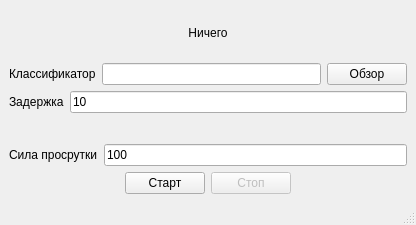
Old version of the form mainwindow.ui in the repository parchoc/BallScroll.
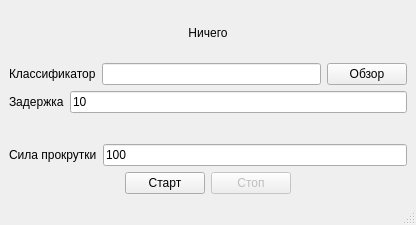
New version of the form.

```diff
--- a/mainwindow.ui
+++ b/mainwindow.ui
@@ -69,7 +69,7 @@
       <item>
        <widget class="QLabel" name="label_3">
         <property name="text">
-         <string>Сила просрутки</string>
+         <string>Сила прокрутки</string>
         </property>
        </widget>
       </item>
```
